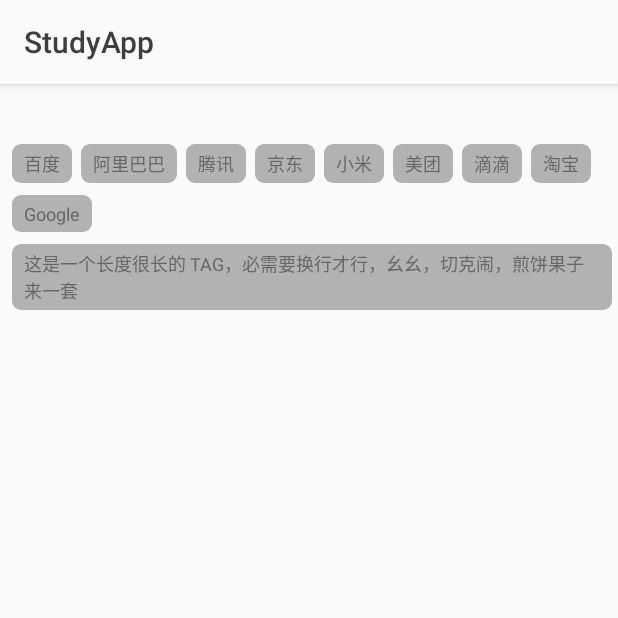
After one commit to jdd-android/StudyApp, an Android app: the CustomViewActivity screen opened directly, with no data from a screen before it, on a phone screen of 412 x 824 dp, the top half of it. The commit adds this screen. Run offline under Robolectric (Android 15) with nearby library versions, the phone set to English and light mode, and no system bars.

Commit message:
自定义 TagLayout

```diff
--- a/app/src/main/java/com/jdd/sample/studyapp/MainActivity.java
+++ b/app/src/main/java/com/jdd/sample/studyapp/MainActivity.java
@@ -16,6 +16,7 @@
 import com.jdd.sample.studyapp.ui.ListActivity;
 import com.jdd.sample.studyapp.ui.ProviderActivity;
 import com.jdd.sample.studyapp.ui.SqliteActivity;
+import com.jdd.sample.studyapp.ui.customview.CustomViewActivity;
 
 public class MainActivity extends AppCompatActivity {
 
@@ -73,6 +74,10 @@
         startActivity(new Intent(this, AnimationActivity.class));
     }
 
+    public void goCustomViewActivity(View view){
+        startActivity(new Intent(this, CustomViewActivity.class));
+    }
+
     @Override
     protected void onRestart() {
         super.onRestart();
--- /dev/null
+++ b/app/src/main/java/com/jdd/sample/studyapp/rprain/RpRainView.java
@@ -0,0 +1,9 @@
+package com.jdd.sample.studyapp.rprain;
+
+/**
+ * @author lc. 2018-02-08 17:26
+ * @since 0.5.1
+ */
+
+public class RpRainView {
+}
--- /dev/null
+++ b/app/src/main/java/com/jdd/sample/studyapp/ui/customview/CustomViewActivity.java
@@ -0,0 +1,35 @@
+package com.jdd.sample.studyapp.ui.customview;
+
+import android.os.Bundle;
+import android.widget.TextView;
+
+import com.jdd.sample.studyapp.R;
+import com.jdd.sample.studyapp.ui.BaseActivity;
+
+/**
+ * @author lc
+ */
+public class CustomViewActivity extends BaseActivity {
+
+    @Override
+    protected void onCreate(Bundle savedInstanceState) {
+        super.onCreate(savedInstanceState);
+        setContentView(R.layout.activity_custom_view);
+
+        setSupportActionBar(findViewById(R.id.toolbar));
+        setTitle("CustomViewActivity");
+
+        showTagView();
+    }
+
+    private void showTagView() {
+        TagLayout<String> tagLayout = findViewById(R.id.tag_layout);
+        tagLayout.setTagActionCallBack((tag, view) -> {
+            TextView tagTv = view.findViewById(R.id.tv_tag);
+            tagTv.setText(tag);
+        });
+        tagLayout.setTags("百度", "阿里巴巴", "腾讯", "京东", "小米", "美团", "滴滴", "淘宝", "Google",
+                "这是一个长度很长的 TAG，必需要换行才行，幺幺，切克闹，煎饼果子来一套");
+    }
+
+}
--- /dev/null
+++ b/app/src/main/java/com/jdd/sample/studyapp/ui/customview/TagLayout.java
@@ -0,0 +1,281 @@
+package com.jdd.sample.studyapp.ui.customview;
+
+import android.annotation.TargetApi;
+import android.content.Context;
+import android.content.res.TypedArray;
+import android.util.AttributeSet;
+import android.util.Log;
+import android.view.LayoutInflater;
+import android.view.View;
+import android.view.ViewGroup;
+import android.widget.TextView;
+
+import com.jdd.sample.studyapp.R;
+import com.jdd.sample.studyapp.utils.CommonUtils;
+
+import java.util.ArrayList;
+import java.util.Arrays;
+import java.util.List;
+
+/**
+ * @author lc. 2018-02-27 13:39
+ * @since 1.0.0
+ */
+
+public class TagLayout<T extends Object> extends ViewGroup {
+
+    private static final String TAG = TagLayout.class.getSimpleName();
+
+    private static final int VIEW_ITEM_TAG_KEY = R.id.id_tag_layout_tag_key;
+
+    private int mItemMarginHorizontal = 0;
+
+    private int mItemMarginVertical = 0;
+
+    private int mTagItemLayout = 0;
+
+    private TagActionCallBack<T> mTagActionCallBack;
+
+    private List<T> mTagList = new ArrayList<>();
+
+    public TagLayout(Context context) {
+        this(context, null);
+    }
+
+    public TagLayout(Context context, AttributeSet attrs) {
+        this(context, attrs, 0);
+    }
+
+
+    public TagLayout(Context context, AttributeSet attrs, int defStyleAttr) {
+        super(context, attrs, defStyleAttr);
+        initView(context, attrs);
+    }
+
+    @TargetApi(21)
+    public TagLayout(Context context, AttributeSet attrs, int defStyleAttr, int defStyleRes) {
+        super(context, attrs, defStyleAttr, defStyleRes);
+        initView(context, attrs);
+    }
+
+    private void initView(Context context, AttributeSet attrs) {
+        TypedArray typedArray = context.obtainStyledAttributes(attrs, R.styleable.TagLayout);
+
+        mItemMarginHorizontal = (int) typedArray.getDimension(R.styleable.TagLayout_tag_margin_horizontal, mItemMarginHorizontal);
+        mItemMarginVertical = (int) typedArray.getDimension(R.styleable.TagLayout_tag_margin_vertical, mItemMarginVertical);
+        mTagItemLayout = typedArray.getResourceId(R.styleable.TagLayout_tag_layout, 0);
+
+        typedArray.recycle();
+    }
+
+    @Override
+    public LayoutParams generateLayoutParams(AttributeSet attrs) {
+        return new MarginLayoutParams(getContext(), attrs);
+    }
+
+    @Override
+    protected void onMeasure(int widthMeasureSpec, int heightMeasureSpec) {
+        super.onMeasure(widthMeasureSpec, heightMeasureSpec);
+
+        Log.d(TAG, "onMeasure");
+
+        // 获取父控件为 TagLayout 设置的大小
+        int sizeWidth = MeasureSpec.getSize(widthMeasureSpec);
+        int sizeHeight = MeasureSpec.getSize(heightMeasureSpec);
+
+        // 获取父控件为 TagLayout 设置的测量模式 (参考鸿洋大神博客 http://blog.csdn.net/lmj623565791/article/details/38339817)
+        // 有以下三种测量模式
+        // MeasureSpec.EXACTLY; 表示设置了精确的值，一般当childView设置其宽、高为精确值、match_parent时，ViewGroup会将其设置为EXACTLY；
+        // MeasureSpec.AT_MOST; 表示子布局被限制在一个最大值内，一般当childView设置其宽、高为wrap_content时，ViewGroup会将其设置为AT_MOST；
+        // MeasureSpec.UNSPECIFIED; 表示子布局想要多大就多大，一般出现在AadapterView的item的heightMode中、ScrollView的childView的heightMode中；此种模式比较少见。
+        int modeWidth = MeasureSpec.getMode(sizeWidth);
+        int modeHeight = MeasureSpec.getMode(sizeHeight);
+
+        // 宽高固定，无需计算显示所有 TAG 需要的高度
+        if (modeWidth == MeasureSpec.EXACTLY && modeHeight == MeasureSpec.EXACTLY) {
+            // 设置 TagLayout 的宽高
+            setMeasuredDimension(sizeWidth, sizeHeight);
+            return;
+        }
+
+        // 测量 TagLayout 的宽高，计算出显示所有 TAG 需要的宽高
+
+        int sizeWidthValid = sizeWidth - getPaddingLeft() - getRight();
+        // 记录最长一行 TAG 的宽度
+        int width = 0;
+        // 记录显示所有 TAG 需要占用的总高度
+        int height = 0;
+
+        // 记录当前行已经占用的宽度
+        int lineWidth = 0;
+        // 记录当前行中最大的 TAG 高度
+        int lineMaxHeight = 0;
+
+        int childCount = getChildCount();
+        for (int i = 0; i < childCount; i++) {
+            View childView = getChildAt(i);
+            if (childView.getVisibility() == GONE) {
+                continue;
+            }
+            // 测量 child 大小
+            measureChild(childView, widthMeasureSpec, heightMeasureSpec);
+            // 获取 child layoutParams
+            MarginLayoutParams lp = (MarginLayoutParams) childView.getLayoutParams();
+            // 测量大小
+            int childWidth = childView.getMeasuredWidth() + lp.leftMargin + lp.rightMargin;
+            int childHeight = childView.getMeasuredHeight() + lp.topMargin + lp.bottomMargin;
+
+            Log.d(TAG, "childWidth=" + childWidth + "  childHeight=" + childHeight);
+
+            // 如果本行加入该 child 则会超出目前的最大宽度，换行
+            if ((lineWidth + childWidth) > sizeWidthValid) {
+                width = Math.max(width, lineWidth);
+                height = height + lineMaxHeight + mItemMarginVertical;
+
+                Log.d("TagLayout", "换行 " + ((TextView) childView).getText() + " height+" + lineMaxHeight + "=" + height);
+
+                lineWidth = childWidth;
+                lineMaxHeight = childHeight;
+            } else {
+                // 否则，累加当前行的宽度，计算当前行的最大高度
+                lineWidth = childWidth + lineWidth + mItemMarginHorizontal;
+                lineMaxHeight = Math.max(childHeight, lineMaxHeight);
+            }
+
+            // 如果是最后一个 child，累加 height
+            if (i == childCount - 1) {
+                width = Math.max(width, lineWidth);
+                height += lineMaxHeight;
+                Log.d("TagLayout", "最后 child  " + ((TextView) childView).getText() + " height+" + lineMaxHeight + "=" + height);
+            }
+        }
+
+        width = width + getPaddingLeft() + getPaddingRight();
+        height = height + getPaddingTop() + getPaddingBottom();
+
+        Log.d(TAG, "width=" + width + " height=" + height);
+
+        if (modeWidth == MeasureSpec.EXACTLY) {
+            Log.d(TAG, "width mode exactly");
+        }
+        if (modeHeight == MeasureSpec.EXACTLY) {
+            Log.d(TAG, "height mode exactly");
+        }
+
+        // 设置 TagLayout 的宽高
+        setMeasuredDimension(modeWidth == MeasureSpec.EXACTLY ? sizeWidth : width,
+                modeHeight == MeasureSpec.EXACTLY ? sizeHeight : height);
+    }
+
+    @Override
+    protected void onLayout(boolean changed, int l, int t, int r, int b) {
+
+        int startLeft = getPaddingLeft();
+        int startTop = getPaddingTop();
+
+        int drawWidth = getWidth() - getPaddingLeft() - getPaddingRight();
+        int lineWidth = 0;
+        int lineBottom = 0;
+        int left, top, right, bottom;
+
+        int layoutLeft = startLeft;
+        int layoutTop = startTop;
+
+        int childCount = getChildCount();
+        for (int i = 0; i < childCount; i++) {
+            View childView = getChildAt(i);
+            if (childView.getVisibility() == GONE) {
+                continue;
+            }
+
+            MarginLayoutParams childLp = (MarginLayoutParams) childView.getLayoutParams();
+            int childWidth = childView.getMeasuredWidth();
+            int childHeight = childView.getMeasuredHeight();
+
+            // 本行没有足够空间，换行
+            if ((childWidth + childLp.leftMargin + childLp.rightMargin + lineWidth) > drawWidth) {
+                layoutLeft = startLeft;
+                layoutTop = lineBottom + mItemMarginVertical;
+
+                left = layoutLeft + childLp.leftMargin;
+                top = layoutTop + childLp.topMargin;
+                right = left + childWidth;
+                bottom = top + childHeight;
+                childView.layout(left, top, right, bottom);
+
+                lineBottom = bottom + childLp.bottomMargin;
+                lineWidth = childWidth + childLp.leftMargin + childLp.rightMargin;
+                layoutLeft = right + childLp.rightMargin + mItemMarginHorizontal;
+            } else {
+                left = layoutLeft + childLp.leftMargin;
+                top = layoutTop + childLp.topMargin;
+                right = left + childWidth;
+                bottom = top + childHeight;
+                childView.layout(left, top, right, bottom);
+
+                lineBottom = Math.max(lineBottom, bottom + childLp.bottomMargin);
+                lineWidth = right + childLp.rightMargin - startLeft;
+                layoutLeft = right + childLp.rightMargin + mItemMarginHorizontal;
+            }
+        }
+    }
+
+    public void addTag(T tag) {
+        View tagView = createTagView();
+        tagView.setTag(VIEW_ITEM_TAG_KEY, tag);
+        if (mTagActionCallBack != null) {
+            mTagActionCallBack.onCreate(tag, tagView);
+        }
+        addView(tagView);
+    }
+
+    public void removeTag(T tag) {
+        int childCount = getChildCount();
+        for (int i = 0; i < childCount; i++) {
+            if (CommonUtils.equals(getChildAt(i).getTag(VIEW_ITEM_TAG_KEY), tag)) {
+                removeViewAt(i);
+            }
+        }
+        for (int i = mTagList.size() - 1; i >= 0; i--) {
+            if (CommonUtils.equals(mTagList.get(i), tag)) {
+                mTagList.remove(i);
+            }
+        }
+    }
+
+    public void setTags(T... tags) {
+        removeAllViews();
+
+        if (tags == null) {
+            return;
+        }
+
+        mTagList.clear();
+        mTagList.addAll(Arrays.asList(tags));
+
+        for (T tag : tags) {
+            addTag(tag);
+        }
+    }
+
+    public void setTagActionCallBack(TagActionCallBack<T> tagActionCallBack) {
+        mTagActionCallBack = tagActionCallBack;
+    }
+
+    protected View createTagView() {
+        if (mTagItemLayout == 0) {
+            return null;
+        }
+        return LayoutInflater.from(getContext()).inflate(mTagItemLayout, this, false);
+    }
+
+    public interface TagActionCallBack<T> {
+        /**
+         * Tag 被创建时被回调，此时还没有被添加到{@link TagLayout}
+         *
+         * @param tag  Tag 绑定的数据
+         * @param view Tag 对应的 View
+         */
+        void onCreate(T tag, View view);
+    }
+}
--- a/app/src/main/java/com/jdd/sample/studyapp/utils/CommonUtils.java
+++ b/app/src/main/java/com/jdd/sample/studyapp/utils/CommonUtils.java
@@ -16,4 +16,10 @@
         }
     }
 
+    /**
+     * 比较两个对象是否相等。
+     */
+    public static boolean equals(Object o1, Object o2) {
+        return o1 == o2 || (o1 != null && o1.equals(o2));
+    }
 }
--- /dev/null
+++ b/app/src/main/res/drawable/bg_tag.xml
@@ -0,0 +1,5 @@
+<?xml version="1.0" encoding="utf-8"?>
+<selector xmlns:android="http://schemas.android.com/apk/res/android">
+    <item android:drawable="@drawable/bg_tag_state_normal" android:state_pressed="false"/>
+    <item android:drawable="@drawable/bg_tag_state_pressed" android:state_pressed="true"/>
+</selector>
--- /dev/null
+++ b/app/src/main/res/drawable/bg_tag_state_normal.xml
@@ -0,0 +1,12 @@
+<?xml version="1.0" encoding="utf-8"?>
+<shape xmlns:android="http://schemas.android.com/apk/res/android"
+    android:shape="rectangle">
+
+    <solid android:color="@color/tagBgNormal" />
+    <corners android:radius="@dimen/tagRadius" />
+    <padding
+        android:bottom="@dimen/spacing_micro"
+        android:left="@dimen/spacing_small"
+        android:right="@dimen/spacing_small"
+        android:top="@dimen/spacing_micro" />
+</shape>
--- /dev/null
+++ b/app/src/main/res/drawable/bg_tag_state_pressed.xml
@@ -0,0 +1,12 @@
+<?xml version="1.0" encoding="utf-8"?>
+<shape xmlns:android="http://schemas.android.com/apk/res/android"
+    android:shape="rectangle">
+
+    <solid android:color="@color/tagBgPressed" />
+    <corners android:radius="@dimen/tagRadius" />
+    <padding
+        android:bottom="@dimen/spacing_micro"
+        android:left="@dimen/spacing_small"
+        android:right="@dimen/spacing_small"
+        android:top="@dimen/spacing_micro" />
+</shape>
--- /dev/null
+++ b/app/src/main/res/layout/activity_custom_view.xml
@@ -0,0 +1,22 @@
+<?xml version="1.0" encoding="utf-8"?>
+<LinearLayout xmlns:android="http://schemas.android.com/apk/res/android"
+    xmlns:app="http://schemas.android.com/apk/res-auto"
+    xmlns:tools="http://schemas.android.com/tools"
+    android:layout_width="match_parent"
+    android:layout_height="match_parent"
+    android:orientation="vertical"
+    tools:context="com.jdd.sample.studyapp.ui.customview.CustomViewActivity">
+
+    <include layout="@layout/toolbar" />
+
+    <com.jdd.sample.studyapp.ui.customview.TagLayout
+        android:id="@+id/tag_layout"
+        android:layout_width="match_parent"
+        android:layout_height="wrap_content"
+        android:layout_marginTop="32dp"
+        android:padding="6dp"
+        app:tag_layout="@layout/layout_tag_view"
+        app:tag_margin_horizontal="2dp"
+        app:tag_margin_vertical="4dp" />
+
+</LinearLayout>
--- a/app/src/main/res/layout/activity_main.xml
+++ b/app/src/main/res/layout/activity_main.xml
@@ -64,4 +64,9 @@
         android:onClick="goAnimationActivity"
         android:text="go animation activity" />
 
+    <TextView
+        style="@style/Button"
+        android:onClick="goCustomViewActivity"
+        android:text="go customView activity" />
+
 </LinearLayout>
--- /dev/null
+++ b/app/src/main/res/layout/layout_tag_view.xml
@@ -0,0 +1,7 @@
+<?xml version="1.0" encoding="utf-8"?>
+<TextView xmlns:android="http://schemas.android.com/apk/res/android"
+    android:id="@+id/tv_tag"
+    style="@style/TagView"
+    android:textSize="12sp"
+    android:layout_width="wrap_content"
+    android:layout_height="wrap_content" />
--- /dev/null
+++ b/app/src/main/res/values/atrrs.xml
@@ -0,0 +1,9 @@
+<?xml version="1.0" encoding="utf-8"?>
+<resources>
+
+    <declare-styleable name="TagLayout">
+        <attr name="tag_margin_horizontal" format="dimension" />
+        <attr name="tag_margin_vertical" format="dimension" />
+        <attr name="tag_layout" format="reference"/>
+    </declare-styleable>
+</resources>
--- a/app/src/main/res/values/colors.xml
+++ b/app/src/main/res/values/colors.xml
@@ -20,4 +20,7 @@
     <color name="appTextColorThird">#ff9b9b9b</color>
     <color name="appTextColorLabel">@color/colorHint</color>
 
+    <color name="tagBgNormal">@color/colorPrimaryDark</color>
+    <color name="tagBgPressed">@color/colorAction</color>
+
 </resources>
--- a/app/src/main/res/values/dimens.xml
+++ b/app/src/main/res/values/dimens.xml
@@ -14,4 +14,5 @@
     <dimen name="app_text_size_xlarge">20sp</dimen>
     <dimen name="app_text_size_diff_large_small">6sp</dimen>
 
+    <dimen name="tagRadius">6dp</dimen>
 </resources>
--- a/app/src/main/res/values/ids.xml
+++ b/app/src/main/res/values/ids.xml
@@ -1,4 +1,5 @@
 <?xml version="1.0" encoding="utf-8"?>
 <resources>
     <item name="id_login_button" type="id" />
+    <item name="id_tag_layout_tag_key" type="id" />
 </resources>
--- a/app/src/main/res/values/styles.xml
+++ b/app/src/main/res/values/styles.xml
@@ -22,4 +22,13 @@
         <item name="android:background">@drawable/bg_button</item>
     </style>
 
+    <style name="TagView">
+        <item name="android:layout_width">wrap_content</item>
+        <item name="android:layout_height">wrap_content</item>
+        <item name="android:background">@drawable/bg_tag</item>
+        <item name="android:layout_margin">2dp</item>
+        <item name="android:textColor">@color/appTextColorSecondary</item>
+        <item name="android:clickable">true</item>
+    </style>
+
 </resources>
```
Also changed, not shown: app/src/main/AndroidManifest.xml (+6 -1 lines).
